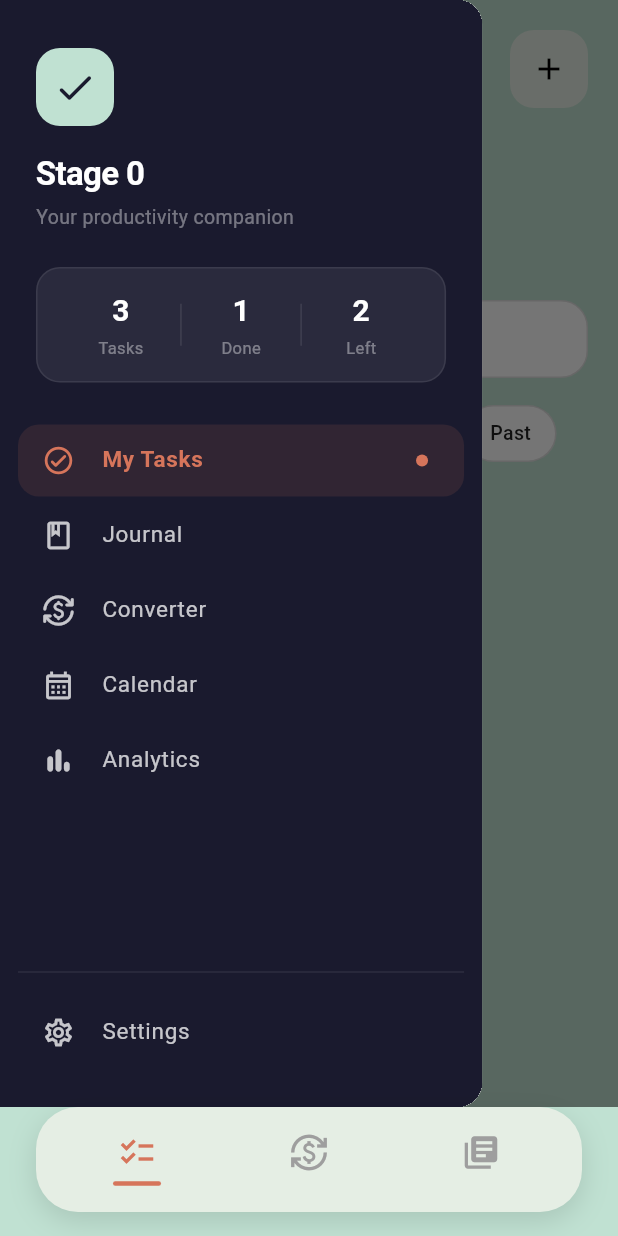
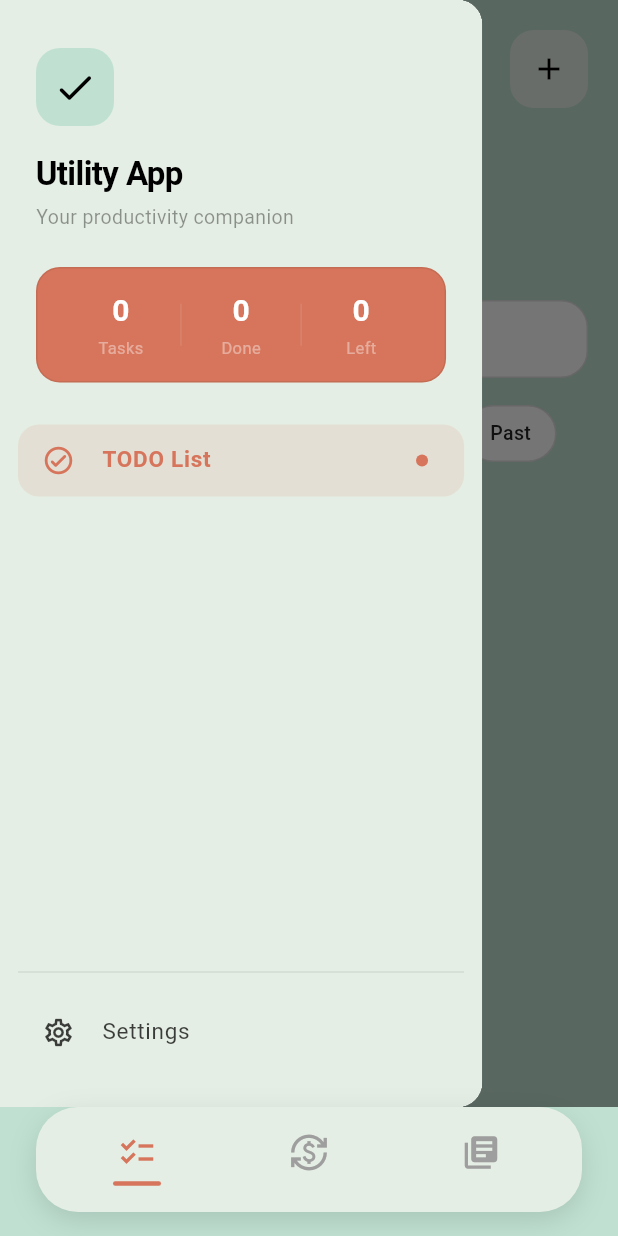
Before and after one commit to 10-menachi/stage_0_mobile, a Flutter app: the screen it shows after launch, after a tap on the "menu" icon, on a phone screen of 412 x 824 dp. Run offline on Flutter 3.47's test engine with Material 3 defaults, Android fonts, the phone set to English and light mode, and no system bars; our stand-ins replace drift, drift_flutter, flutter_riverpod; accounts and stored records are empty; generated files the repository leaves out were written again.

Commit message:
Complete Todo List Module

```diff
--- a/lib/src/helpers.dart
+++ b/lib/src/helpers.dart
@@ -1,5 +1,10 @@
 import 'package:flutter/material.dart';
+import 'package:flutter_riverpod/flutter_riverpod.dart';
 import 'package:intl/intl.dart';
+import 'package:stage_0_mobile/src/settings/riverpod/providers/todos/done_todos_count_provider.dart';
+import 'package:stage_0_mobile/src/settings/riverpod/providers/todos/todos_count_provider.dart';
+import 'package:stage_0_mobile/src/settings/riverpod/providers/todos/todos_provider.dart';
+import 'package:stage_0_mobile/src/settings/riverpod/providers/todos/undone_todos_count_provider.dart';
 
 final List<Color> priorityColorOptions = const [
   Color(0xFF7B6EF6),
@@ -77,3 +82,10 @@ String formatTodoDateTime({
 
   return '$dayLabel • $startTime → $endTime';
 }
+
+void invalidateProviders(WidgetRef ref) {
+  ref.invalidate(todosCountProvider);
+  ref.invalidate(todosProvider);
+  ref.invalidate(todosDoneCountProvider);
+  ref.invalidate(todosLeftCountProvider);
+}
--- a/lib/src/screens/todo_list_screen.dart
+++ b/lib/src/screens/todo_list_screen.dart
@@ -1,8 +1,7 @@
 import 'package:flutter/material.dart';
 import 'package:flutter_riverpod/flutter_riverpod.dart';
 import 'package:stage_0_mobile/src/database.dart';
-import 'package:stage_0_mobile/src/settings/riverpod/providers/todos/todos_count_provider.dart';
-import 'package:stage_0_mobile/src/settings/riverpod/providers/todos/todos_provider.dart';
+import 'package:stage_0_mobile/src/helpers.dart';
 import 'package:stage_0_mobile/src/settings/riverpod/providers/todos/toggle_done_provider.dart';
 import 'package:stage_0_mobile/src/theme.dart';
 import 'package:stage_0_mobile/src/utils/constants.dart';
@@ -31,8 +30,7 @@ class _TodoListScreenState extends ConsumerState<TodoListScreen> {
       backgroundColor: Colors.transparent,
       builder: (context) => const CreateTodoModal(),
     ).then((_) {
-      ref.invalidate(todosCountProvider);
-      ref.invalidate(todosProvider);
+      invalidateProviders(ref);
     });
   }
 
@@ -50,13 +48,11 @@ class _TodoListScreenState extends ConsumerState<TodoListScreen> {
         todo: todo,
         onToggleDone: () => _toggleDone(todo),
         onEditComplete: () {
-          ref.invalidate(todosProvider);
-          ref.invalidate(todosCountProvider);
+          invalidateProviders(ref);
         },
       ),
     ).then((_) {
-      ref.invalidate(todosProvider);
-      ref.invalidate(todosCountProvider);
+      invalidateProviders(ref);
     });
   }
 
--- /dev/null
+++ b/lib/src/settings/riverpod/providers/todos/done_todos_count_provider.dart
@@ -0,0 +1,28 @@
+import 'package:drift/drift.dart';
+import 'package:flutter_riverpod/flutter_riverpod.dart';
+import 'package:stage_0_mobile/src/settings/riverpod/providers/database_provider.dart';
+
+final todosDoneCountProvider = FutureProvider.family<int, DateTime?>((
+  ref,
+  date,
+) async {
+  final db = ref.watch(databaseProvider);
+
+  final query = db.select(db.todoItems);
+
+  if (date != null) {
+    final startOfDay = DateTime(date.year, date.month, date.day);
+    final endOfDay = startOfDay.add(const Duration(days: 1));
+
+    query.where(
+      (tbl) =>
+          tbl.date.isBiggerOrEqualValue(startOfDay) &
+          tbl.date.isSmallerThanValue(endOfDay) &
+          tbl.done.equals(true),
+    );
+  } else {
+    query.where((tbl) => tbl.done.equals(true));
+  }
+
+  return query.get().then((value) => value.length);
+});
--- /dev/null
+++ b/lib/src/settings/riverpod/providers/todos/undone_todos_count_provider.dart
@@ -0,0 +1,28 @@
+import 'package:drift/drift.dart';
+import 'package:flutter_riverpod/flutter_riverpod.dart';
+import 'package:stage_0_mobile/src/settings/riverpod/providers/database_provider.dart';
+
+final todosLeftCountProvider = FutureProvider.family<int, DateTime?>((
+  ref,
+  date,
+) async {
+  final db = ref.watch(databaseProvider);
+
+  final query = db.select(db.todoItems);
+
+  if (date != null) {
+    final startOfDay = DateTime(date.year, date.month, date.day);
+    final endOfDay = startOfDay.add(const Duration(days: 1));
+
+    query.where(
+      (tbl) =>
+          tbl.date.isBiggerOrEqualValue(startOfDay) &
+          tbl.date.isSmallerThanValue(endOfDay) &
+          tbl.done.equals(false),
+    );
+  } else {
+    query.where((tbl) => tbl.done.equals(false));
+  }
+
+  return query.get().then((value) => value.length);
+});
--- a/lib/src/widgets/modals/todos/task_detail_modal/task_detail_actions.dart
+++ b/lib/src/widgets/modals/todos/task_detail_modal/task_detail_actions.dart
@@ -60,19 +60,24 @@ class _TaskDetailActionsState extends ConsumerState<TaskDetailActions> {
       if (!mounted) return;
 
       if (deleted == true) {
+        if (context.mounted) {
           Navigator.pop(context);
+        }
         widget.onEditComplete();
 
+        if (context.mounted) {
           ScaffoldMessenger.of(context).showSnackBar(
             const SnackBar(content: Text('Todo deleted successfully')),
           );
         }
+      }
     } catch (e) {
       if (!mounted) return;
-
+      if (context.mounted) {
         ScaffoldMessenger.of(
           context,
         ).showSnackBar(SnackBar(content: Text('Failed to delete todo: $e')));
+      }
     } finally {
       if (mounted) {
         setState(() => _isDeleting = false);
--- a/lib/src/widgets/navigation/custom_drawer/custom_drawer.dart
+++ b/lib/src/widgets/navigation/custom_drawer/custom_drawer.dart
@@ -1,18 +1,43 @@
 import 'package:flutter/material.dart';
+import 'package:flutter_riverpod/flutter_riverpod.dart';
+import 'package:stage_0_mobile/src/screens/todo_list_screen.dart';
+import 'package:stage_0_mobile/src/settings/riverpod/providers/todos/done_todos_count_provider.dart';
+import 'package:stage_0_mobile/src/settings/riverpod/providers/todos/todos_count_provider.dart';
+import 'package:stage_0_mobile/src/settings/riverpod/providers/todos/undone_todos_count_provider.dart';
 import 'package:stage_0_mobile/src/theme.dart';
 import 'package:stage_0_mobile/src/widgets/navigation/custom_drawer/drawer_divider.dart';
 import 'package:stage_0_mobile/src/widgets/navigation/custom_drawer/drawer_item.dart';
 import 'package:stage_0_mobile/src/widgets/navigation/custom_drawer/drawer_stat.dart';
 
-class AppDrawer extends StatelessWidget {
+class AppDrawer extends ConsumerStatefulWidget {
   const AppDrawer({super.key});
 
   @override
+  ConsumerState<AppDrawer> createState() => _AppDrawerState();
+}
+
+class _AppDrawerState extends ConsumerState<AppDrawer> {
+  @override
   Widget build(BuildContext context) {
+    final todos = ref.watch(
+      todosCountProvider(
+        DateTime(DateTime.now().year, DateTime.now().month, DateTime.now().day),
+      ),
+    );
+    final done = ref.watch(
+      todosDoneCountProvider(
+        DateTime(DateTime.now().year, DateTime.now().month, DateTime.now().day),
+      ),
+    );
+    final left = ref.watch(
+      todosLeftCountProvider(
+        DateTime(DateTime.now().year, DateTime.now().month, DateTime.now().day),
+      ),
+    );
     return Drawer(
       width: MediaQuery.of(context).size.width * 0.78,
       child: Container(
-        color: const Color(0xFF1A1A2E),
+        color: AppColors.tertiaryColor,
         child: SafeArea(
           child: Column(
             crossAxisAlignment: CrossAxisAlignment.start,
@@ -32,14 +57,14 @@ class AppDrawer extends StatelessWidget {
                       child: const Icon(
                         Icons.check_rounded,
                         size: 30,
-                        color: Color(0xFF1A1A2E),
+                        color: AppColors.textColor,
                       ),
                     ),
                     const SizedBox(height: 16),
                     const Text(
-                      'Stage 0',
+                      'Utility App',
                       style: TextStyle(
-                        color: Colors.white,
+                        color: AppColors.textColor,
                         fontSize: 22,
                         fontWeight: FontWeight.w700,
                         letterSpacing: -0.4,
@@ -49,34 +74,55 @@ class AppDrawer extends StatelessWidget {
                     Text(
                       'Your productivity companion',
                       style: TextStyle(
-                        color: Colors.white.withValues(alpha: 0.4),
+                        color: AppColors.textColor.withValues(alpha: 0.4),
                         fontSize: 13,
                       ),
                     ),
                     const SizedBox(height: 24),
-                    // Quick stats
-                    Container(
+
+                    todos.when(
+                      data: (data) {
+                        return Container(
                           padding: const EdgeInsets.symmetric(
                             horizontal: 16,
                             vertical: 14,
                           ),
                           decoration: BoxDecoration(
-                        color: Colors.white.withValues(alpha: 0.07),
+                            color: AppColors.secondary,
                             borderRadius: BorderRadius.circular(16),
                             border: Border.all(
-                          color: Colors.white.withValues(alpha: 0.08),
+                              color: AppColors.textColor.withValues(
+                                alpha: 0.08,
+                              ),
                             ),
                           ),
                           child: Row(
                             children: [
-                          DrawerStat(label: 'Tasks', value: '3'),
+                              DrawerStat(
+                                label: 'Tasks',
+                                value: data.toString(),
+                              ),
                               DrawerDivider(),
-                          DrawerStat(label: 'Done', value: '1'),
+                              DrawerStat(
+                                label: 'Done',
+                                value: done.value.toString(),
+                              ),
                               DrawerDivider(),
-                          DrawerStat(label: 'Left', value: '2'),
+                              DrawerStat(
+                                label: 'Left',
+                                value: left.value.toString(),
+                              ),
                             ],
                           ),
+                        );
+                      },
+                      loading: () =>
+                          const Center(child: CircularProgressIndicator()),
+                      error: (error, stackTrace) =>
+                          Center(child: Text(error.toString())),
                     ),
+
+                    // Quick stats
                   ],
                 ),
               ),
@@ -87,29 +133,14 @@ class AppDrawer extends StatelessWidget {
                   children: [
                     DrawerItem(
                       icon: Icons.check_circle_outline_rounded,
-                      label: 'My Tasks',
+                      label: 'TODO List',
                       isActive: true,
-                      onTap: () => Navigator.pop(context),
+                      onTap: () => Navigator.push(
+                        context,
+                        MaterialPageRoute(
+                          builder: (context) => const TodoListScreen(),
                         ),
-                    DrawerItem(
-                      icon: Icons.book_outlined,
-                      label: 'Journal',
-                      onTap: () => Navigator.pop(context),
                       ),
-                    DrawerItem(
-                      icon: Icons.currency_exchange_rounded,
-                      label: 'Converter',
-                      onTap: () => Navigator.pop(context),
-                    ),
-                    DrawerItem(
-                      icon: Icons.calendar_month_outlined,
-                      label: 'Calendar',
-                      onTap: () => Navigator.pop(context),
-                    ),
-                    DrawerItem(
-                      icon: Icons.bar_chart_rounded,
-                      label: 'Analytics',
-                      onTap: () => Navigator.pop(context),
                     ),
                   ],
                 ),
@@ -121,7 +152,7 @@ class AppDrawer extends StatelessWidget {
                 padding: const EdgeInsets.fromLTRB(12, 0, 12, 24),
                 child: Column(
                   children: [
-                    Divider(color: Colors.white.withValues(alpha: 0.08)),
+                    Divider(color: AppColors.textColor.withValues(alpha: 0.08)),
                     const SizedBox(height: 8),
                     DrawerItem(
                       icon: Icons.settings_outlined,
--- a/lib/src/widgets/navigation/custom_drawer/drawer_item.dart
+++ b/lib/src/widgets/navigation/custom_drawer/drawer_item.dart
@@ -19,7 +19,7 @@ class DrawerItem extends StatelessWidget {
   Widget build(BuildContext context) {
     final Color textColor = isActive
         ? AppColors.secondary
-        : Colors.white.withValues(alpha: 0.75);
+        : AppColors.textColor.withValues(alpha: 0.75);
 
     return Container(
       margin: const EdgeInsets.only(bottom: 2),
```
Lines whose indentation alone changed are shown as unchanged.
